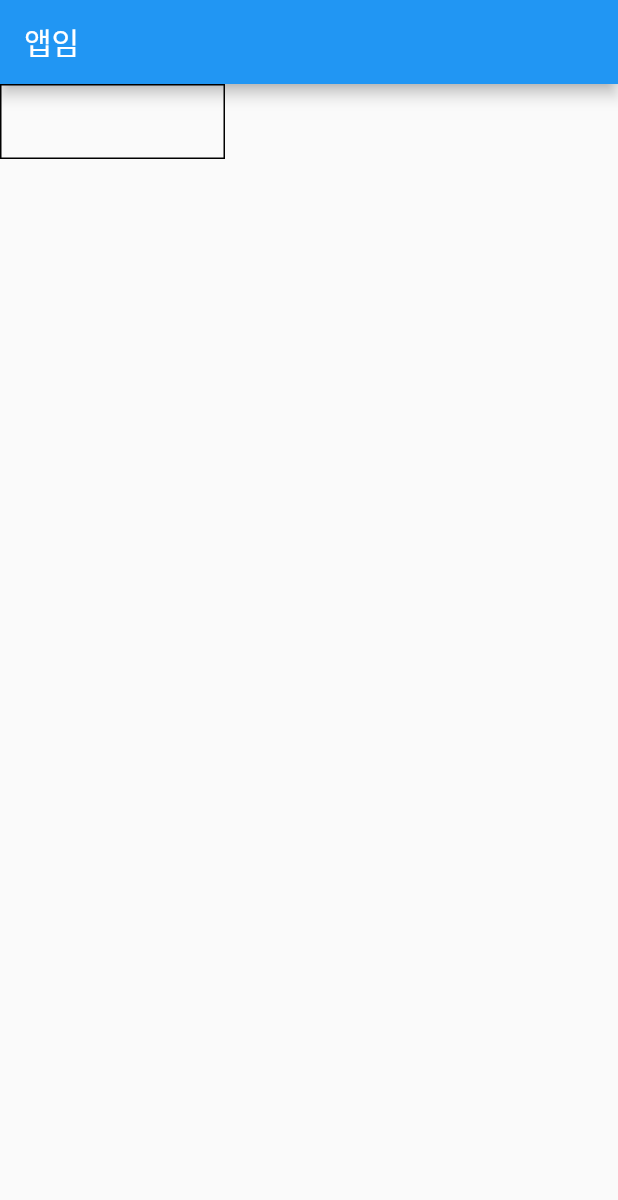
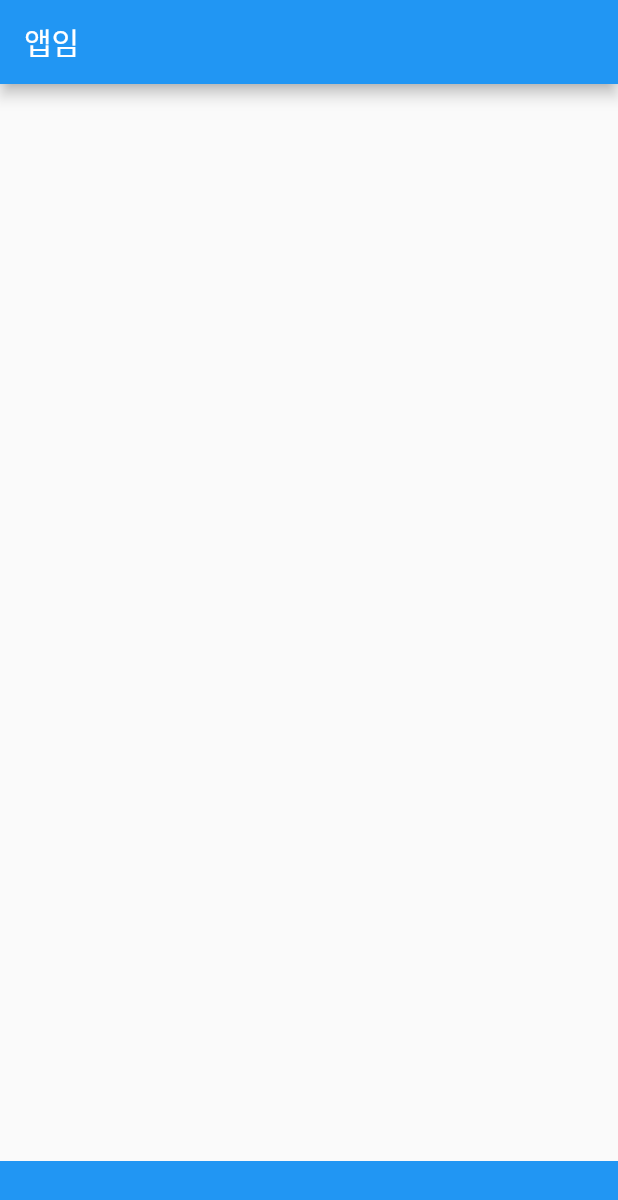
Before and after one commit to kimyj0530/Flutter_Study, a Flutter app: the screen it shows after launch, on a phone screen of 412 x 824 dp. Shown: the top 1200 px of the screen. Run offline on Flutter 3.47's test engine with Material 2 defaults, Android fonts, the phone set to English and light mode, and no system bars.

Commit message:
2023-02-13 정렬

```diff
--- a/contact_1/lib/main.dart
+++ b/contact_1/lib/main.dart
@@ -14,10 +14,11 @@ class MyApp extends StatelessWidget {
         appBar: AppBar(
           title: Text('앱임')
         ),
-        body: Container(
-          width: 150, height: 50, //color: Colors.blue, // 중복오류 방지를 위해 Color를 사용하면 오류 뜸
-          decoration: BoxDecoration(
-            border: Border.all(color:Colors.black)
+        body: Align( // Center: 가운데 정렬
+          alignment: Alignment.bottomCenter,
+          child: Container(
+            width: double.infinity, height: 50, color: Colors.blue, // double.infinity: 무한
+
           ),
         ),
 
```
